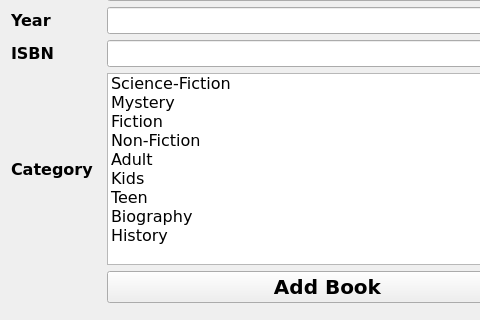
NiroSugir/LibraryManagementSystem, file LibraryManagementSystem/widgets/book/bookview.ui: the form before one commit; both pictures show x 0 to 480 and y 123 to 443 of the 1000 by 762 pixel window.
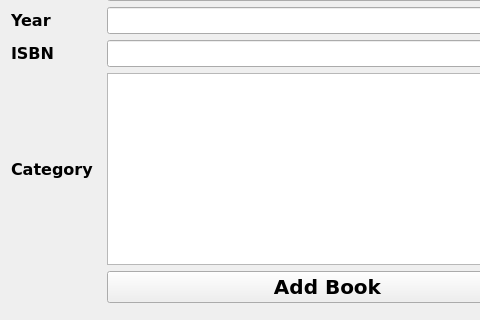
The form after the commit.

Commit message:
change widget type from QListWidget to QListView in BookView
QListView takes data from the model and syncs with it

Patch:
```diff
--- a/LibraryManagementSystem/widgets/book/bookview.ui
+++ b/LibraryManagementSystem/widgets/book/bookview.ui
@@ -120,76 +120,6 @@
        </property>
       </widget>
      </item>
-     <item row="5" column="1">
-      <widget class="QListWidget" name="listWidget">
-       <property name="maximumSize">
-        <size>
-         <width>16777215</width>
-         <height>220</height>
-        </size>
-       </property>
-       <property name="font">
-        <font>
-         <family>Verdana</family>
-         <pointsize>12</pointsize>
-        </font>
-       </property>
-       <property name="editTriggers">
-        <set>QAbstractItemView::NoEditTriggers</set>
-       </property>
-       <property name="selectionMode">
-        <enum>QAbstractItemView::MultiSelection</enum>
-       </property>
-       <property name="sortingEnabled">
-        <bool>false</bool>
-       </property>
-       <item>
-        <property name="text">
-         <string>Science-Fiction</string>
-        </property>
-       </item>
-       <item>
-        <property name="text">
-         <string>Mystery</string>
-        </property>
-       </item>
-       <item>
-        <property name="text">
-         <string>Fiction</string>
-        </property>
-       </item>
-       <item>
-        <property name="text">
-         <string>Non-Fiction</string>
-        </property>
-       </item>
-       <item>
-        <property name="text">
-         <string>Adult</string>
-        </property>
-       </item>
-       <item>
-        <property name="text">
-         <string>Kids</string>
-        </property>
-       </item>
-       <item>
-        <property name="text">
-         <string>Teen</string>
-        </property>
-       </item>
-       <item>
-        <property name="text">
-         <string>Biography</string>
-        </property>
-       </item>
-       <item>
-        <property name="text">
-         <string>History</string>
-        </property>
-       </item>
-      </widget>
-     </item>
      <item row="4" column="1">
       <widget class="QLineEdit" name="lineEditIsbn">
        <property name="font">
@@ -274,6 +204,28 @@
        </item>
       </layout>
      </item>
+     <item row="5" column="1">
+      <widget class="QListView" name="listView">
+       <property name="maximumSize">
+        <size>
+         <width>16777215</width>
+         <height>220</height>
+        </size>
+       </property>
+       <property name="font">
+        <font>
+         <family>Verdana</family>
+         <pointsize>12</pointsize>
+        </font>
+       </property>
+       <property name="editTriggers">
+        <set>QAbstractItemView::NoEditTriggers</set>
+       </property>
+       <property name="selectionMode">
+        <enum>QAbstractItemView::MultiSelection</enum>
+       </property>
+      </widget>
+     </item>
     </layout>
    </item>
    <item>
```
Left out of the diff: 2 changed lines with no effect on the pictures.
